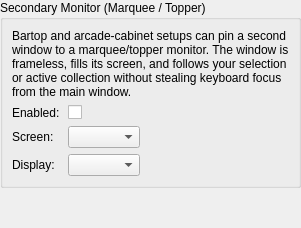
This is src/ui/dialogs/settings/marqueepanel.ui in EtherAura/Kartend as Qt 5 draws it before an edit. The edited form follows.
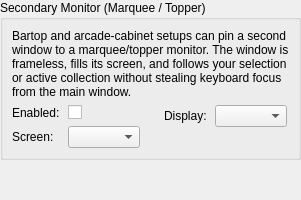
This is the edited form.

Patch:
```diff
--- a/src/ui/dialogs/settings/marqueepanel.ui
+++ b/src/ui/dialogs/settings/marqueepanel.ui
@@ -19,10 +19,22 @@
        </widget>
       </item>
       <item>
-       <layout class="QFormLayout" name="marqueeFormLayout">
+       <layout class="QHBoxLayout" name="marqueeRowLayout">
+        <property name="spacing"><number>24</number></property>
+        <item>
+         <widget class="QWidget" name="marqueeColLeft" native="true">
+          <property name="sizePolicy">
+           <sizepolicy hsizetype="Expanding" vsizetype="Preferred"><horstretch>0</horstretch><verstretch>0</verstretch></sizepolicy>
+          </property>
+          <layout class="QFormLayout" name="marqueeFormLeft">
+           <property name="formAlignment"><set>Qt::AlignmentFlag::AlignLeft|Qt::AlignmentFlag::AlignTop</set></property>
         <property name="horizontalSpacing"><number>8</number></property>
         <property name="verticalSpacing"><number>6</number></property>
-        <property name="fieldGrowthPolicy"><enum>QFormLayout::FieldGrowthPolicy::ExpandingFieldsGrow</enum></property>
+           <property name="leftMargin"><number>0</number></property>
+           <property name="topMargin"><number>0</number></property>
+           <property name="rightMargin"><number>0</number></property>
+           <property name="bottomMargin"><number>0</number></property>
+           <property name="fieldGrowthPolicy"><enum>QFormLayout::FieldGrowthPolicy::FieldsStayAtSizeHint</enum></property>
         <item row="0" column="0">
          <widget class="QLabel" name="marqueeEnabledLabel">
           <property name="text"><string>Enabled:</string></property>
@@ -43,14 +55,34 @@
           <property name="toolTip"><string>Which physical screen to display the marquee on. If the chosen screen is unplugged later, Kartend falls back to the primary screen.</string></property>
          </widget>
         </item>
-        <item row="2" column="0">
+          </layout>
+         </widget>
+        </item>
+        <item>
+         <widget class="QWidget" name="marqueeColRight" native="true">
+          <property name="sizePolicy">
+           <sizepolicy hsizetype="Expanding" vsizetype="Preferred"><horstretch>0</horstretch><verstretch>0</verstretch></sizepolicy>
+          </property>
+          <layout class="QFormLayout" name="marqueeFormRight">
+           <property name="formAlignment"><set>Qt::AlignmentFlag::AlignLeft|Qt::AlignmentFlag::AlignTop</set></property>
+           <property name="horizontalSpacing"><number>8</number></property>
+           <property name="verticalSpacing"><number>6</number></property>
+           <property name="leftMargin"><number>0</number></property>
+           <property name="topMargin"><number>0</number></property>
+           <property name="rightMargin"><number>0</number></property>
+           <property name="bottomMargin"><number>0</number></property>
+           <property name="fieldGrowthPolicy"><enum>QFormLayout::FieldGrowthPolicy::FieldsStayAtSizeHint</enum></property>
+           <item row="0" column="0">
          <widget class="QLabel" name="marqueeModeLabel">
           <property name="text"><string>Display:</string></property>
          </widget>
         </item>
-        <item row="2" column="1">
+           <item row="0" column="1">
          <widget class="QComboBox" name="marqueeModeComboBox">
           <property name="toolTip"><string>What the marquee shows. Item Artwork follows your selection; Collection Icon shows the current collection's icon (useful as a stable banner that doesn't flicker as you scroll).</string></property>
+            </widget>
+           </item>
+          </layout>
          </widget>
         </item>
        </layout>
```
Left out of the diff: 2 changed lines with no effect on the pictures. Lines whose indentation alone changed are shown as unchanged.
